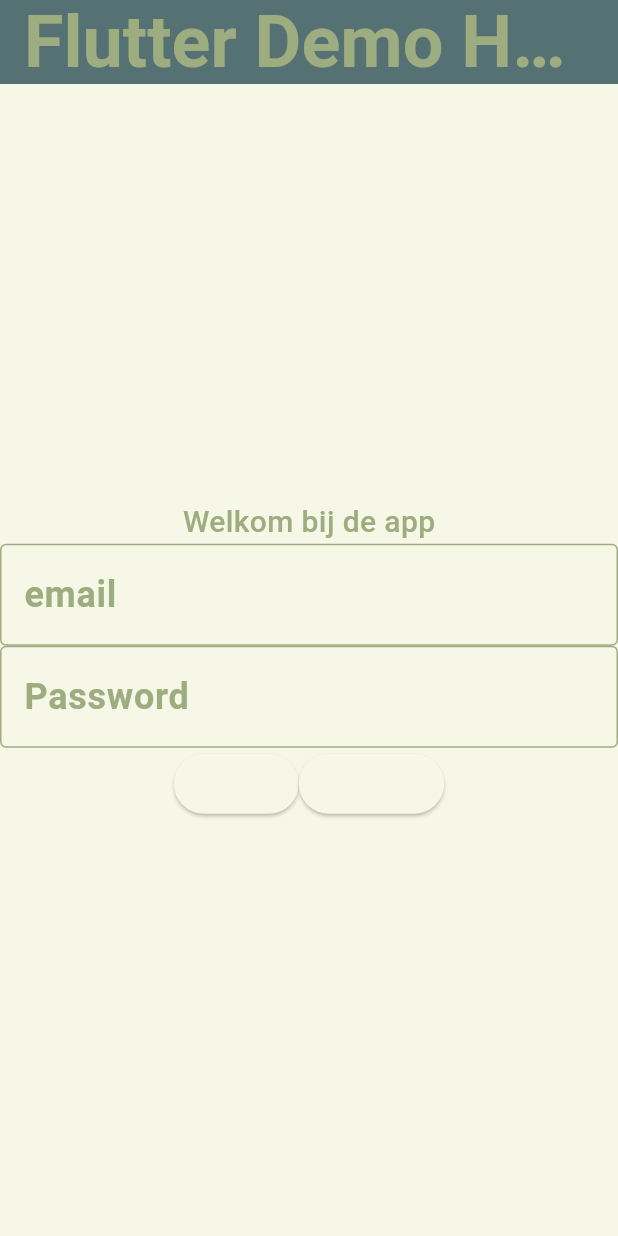
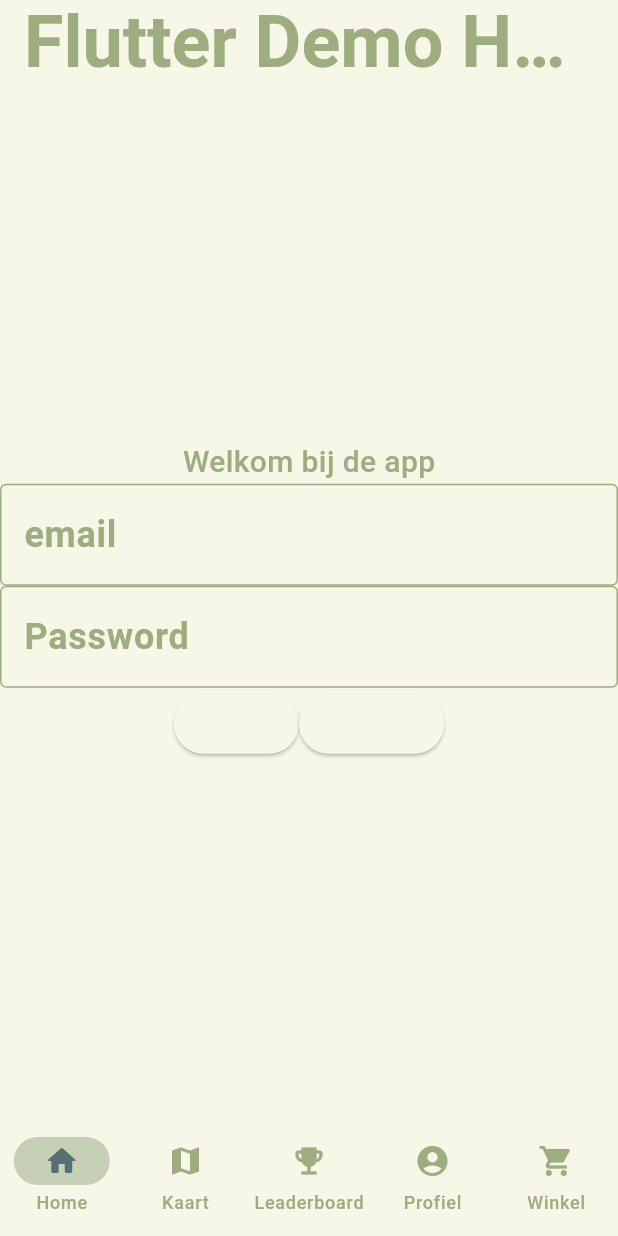
Before and after one commit to joukecooper/IPMEDT4, a Flutter app: the screen it shows after launch, on a phone screen of 412 x 824 dp. Run offline on Flutter 3.47's test engine with Material 3 defaults, Android fonts, the phone set to English and light mode, and no system bars; our stand-ins replace firebase_auth, firebase_core, google_fonts; accounts and stored records are empty; Roboto replaces fonts that are missing (Dosis).

Commit message:
Footer for easy navigation

```diff
--- /dev/null
+++ b/lib/components/footer.dart
@@ -0,0 +1,47 @@
+import 'package:flutter/material.dart';
+
+class Footer extends StatefulWidget {
+  const Footer({super.key});
+
+  @override
+  State<Footer> createState() => _FooterState();
+}
+
+class _FooterState extends State<Footer> {
+  int currentPageIndex = 0;
+
+  @override
+  Widget build(BuildContext context) {
+
+    return NavigationBar(
+      destinations: const [
+        NavigationDestination(
+          icon: Icon(Icons.home_rounded),
+          label: 'Home',
+        ),
+        NavigationDestination(
+          icon: Icon(Icons.map),
+          label: 'Kaart',
+        ),
+        NavigationDestination(
+            icon: Icon(Icons.emoji_events),
+            label: 'Leaderboard',
+        ),
+        NavigationDestination(
+            icon: Icon(Icons.account_circle_rounded),
+            label: 'Profiel'
+        ),
+        NavigationDestination(
+            icon: Icon(Icons.shopping_cart),
+            label: 'Winkel'
+        )
+      ],
+      onDestinationSelected: (int index) {
+        setState(() {
+          currentPageIndex = index;
+        });
+      },
+      selectedIndex: currentPageIndex,
+    );
+  }
+}
--- a/lib/pages/login_page.dart
+++ b/lib/pages/login_page.dart
@@ -3,6 +3,7 @@ import 'dart:async';
 import 'package:flutter/material.dart';
 import 'package:ipmedt4/pages/home_page.dart';
 import 'package:ipmedt4/services/auth_service.dart';
+import '../components/footer.dart';
 
 class LoginPage extends StatefulWidget {
   const LoginPage({super.key, required this.title});
@@ -35,12 +36,6 @@ class _LoginPageState extends State<LoginPage> {
   Widget build(BuildContext context) {
     return Scaffold(
       appBar: AppBar(
-        // TRY THIS: Try changing the color here to a specific color (to
-        // Colors.amber, perhaps?) and trigger a hot reload to see the AppBar
-        // change color while the other colors stay the same.
-        backgroundColor: Theme.of(context).colorScheme.inversePrimary,
-        // Here we take the value from the MyHomePage object that was created by
-        // the App.build method, and use it to set our appbar title.
         title: Text(widget.title),
       ),
       body: Center(
@@ -84,6 +79,7 @@ class _LoginPageState extends State<LoginPage> {
           ],
         ),
       ),
+        bottomNavigationBar: const Footer()
     );
   }
 }
```
